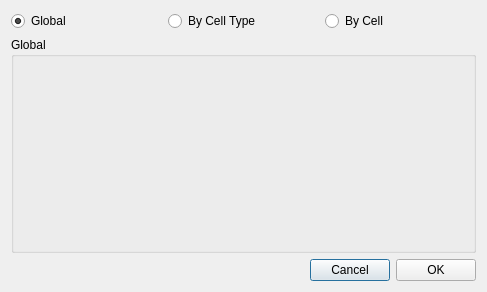
Before: the Qt Designer form cc3d/twedit5/Plugins/CC3DGUIDesign/ModelTools/Volume/volumedlg.ui in CompuCell3D/cc3d-twedit5, drawn with Qt 5.
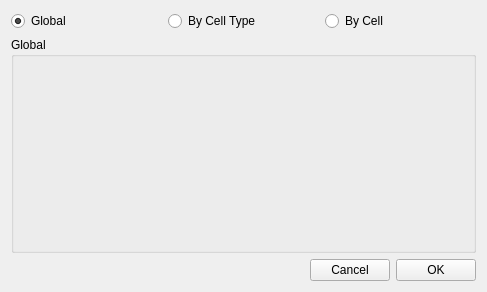
After: the same form once the commit is applied.

Commit message: updatedPottsTool and Potts dialog. Fixed default activation of Cancel button in other dialogs

What changed in the file:
```diff
--- a/cc3d/twedit5/Plugins/CC3DGUIDesign/ModelTools/Volume/volumedlg.ui
+++ b/cc3d/twedit5/Plugins/CC3DGUIDesign/ModelTools/Volume/volumedlg.ui
@@ -70,6 +70,9 @@
        <property name="text">
         <string>Cancel</string>
        </property>
+       <property name="autoDefault">
+        <bool>false</bool>
+       </property>
       </widget>
      </item>
      <item>
@@ -77,6 +80,9 @@
        <property name="text">
         <string>OK</string>
        </property>
+       <property name="autoDefault">
+        <bool>false</bool>
+       </property>
       </widget>
      </item>
     </layout>
```
The commit also changes 8 other files.
